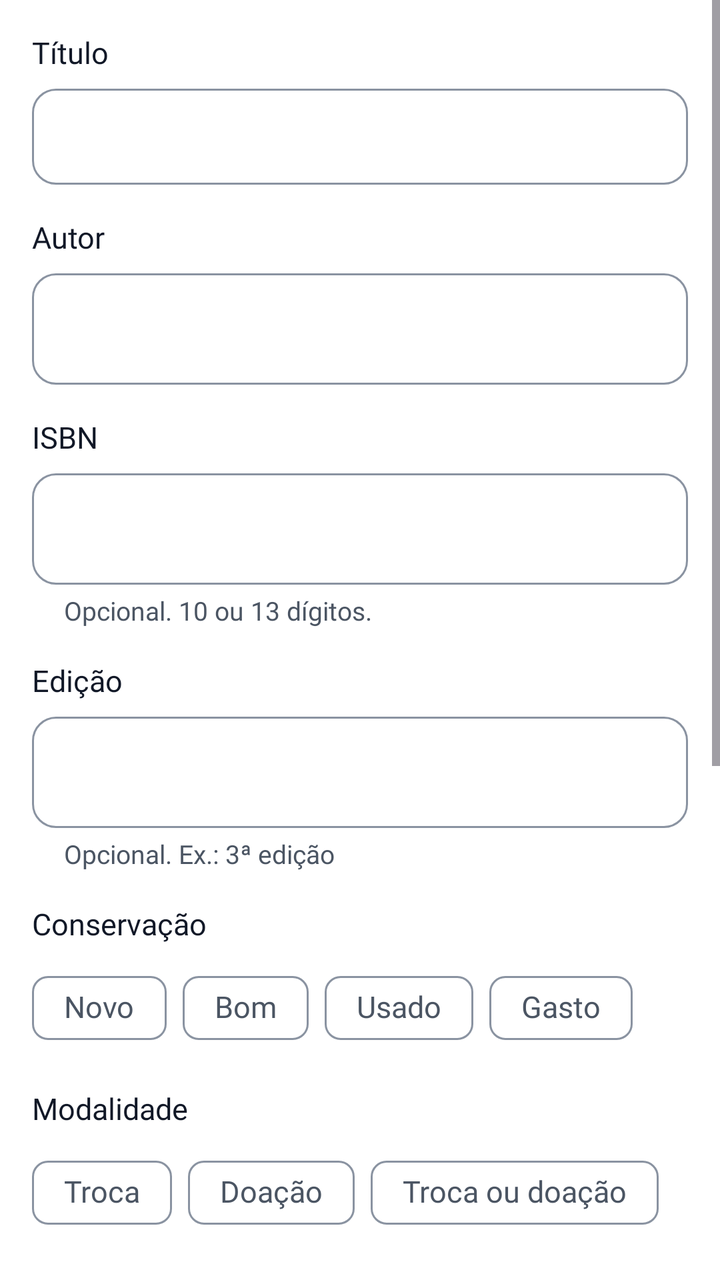
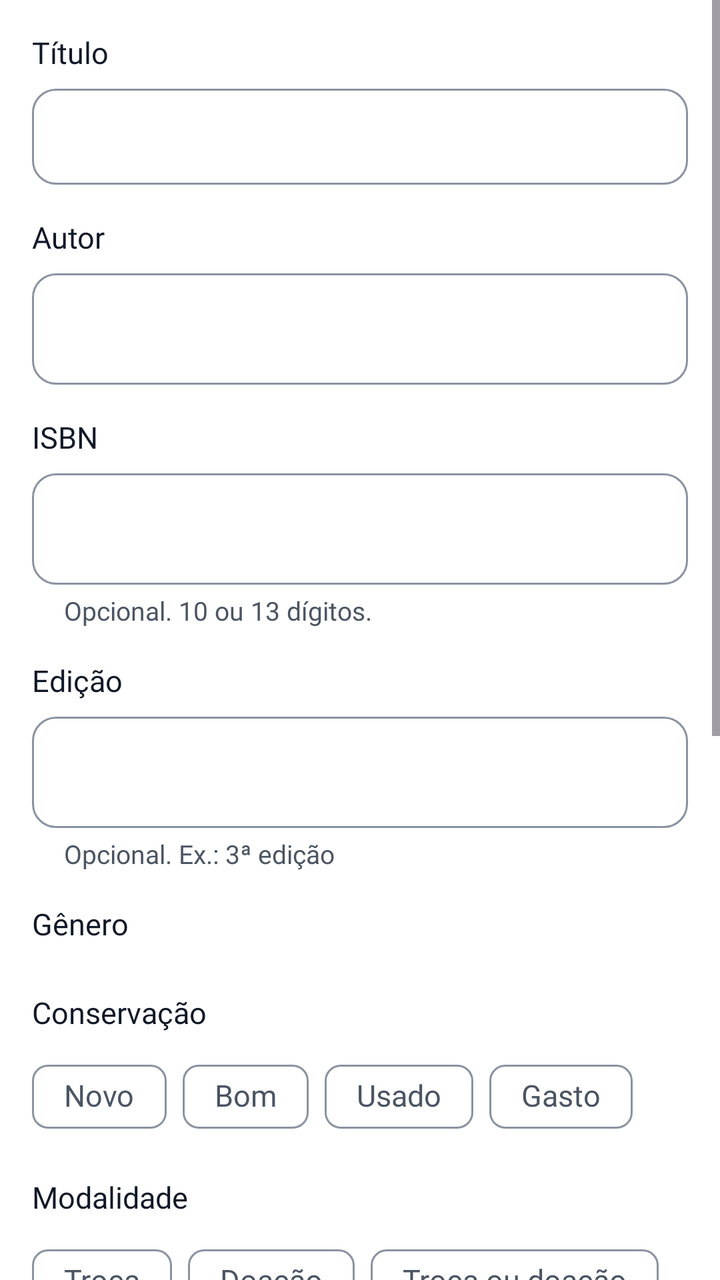

Compare the two renders of this Android layout. The source of the first and the diff that turns it into the second are given below.
<!-- AndroidManifest.xml: application theme Theme.LeiaUFMS -->
<!-- res/layout/fragment_new_listing.xml -->
<?xml version="1.0" encoding="utf-8"?>
<ScrollView xmlns:android="http://schemas.android.com/apk/res/android"
    xmlns:app="http://schemas.android.com/apk/res-auto"
    android:id="@+id/scroll"
    android:layout_width="match_parent"
    android:layout_height="match_parent"
    android:defaultFocusHighlightEnabled="false">

    <LinearLayout
        android:layout_width="match_parent"
        android:layout_height="wrap_content"
        android:orientation="vertical"
        android:paddingStart="@dimen/screen_margin"
        android:paddingEnd="@dimen/screen_margin"
        android:paddingBottom="@dimen/space_xl">

        <TextView
            android:id="@+id/label_title"
            style="@style/Widget.Leia.FieldLabel"
            android:labelFor="@id/input_title"
            android:text="@string/label_title" />

        <com.google.android.material.textfield.TextInputLayout
            android:id="@+id/layout_title"
            style="@style/Widget.Leia.Field">

            <com.google.android.material.textfield.MaterialAutoCompleteTextView
                android:id="@+id/input_title"
                style="@style/Widget.Leia.FieldInput"
                android:importantForAutofill="no"
                android:imeOptions="actionNext"
                android:completionThreshold="2"
                android:inputType="textCapSentences"
                android:paddingStart="@dimen/space_m"
                android:paddingEnd="@dimen/space_m"
                android:maxLength="150" />
        </com.google.android.material.textfield.TextInputLayout>

        <TextView
            android:id="@+id/label_author"
            style="@style/Widget.Leia.FieldLabel"
            android:labelFor="@id/input_author"
            android:text="@string/label_author" />

        <com.google.android.material.textfield.TextInputLayout
            android:id="@+id/layout_author"
            style="@style/Widget.Leia.Field">

            <com.google.android.material.textfield.TextInputEditText
                android:id="@+id/input_author"
                style="@style/Widget.Leia.FieldInput"
                android:importantForAutofill="no"
                android:imeOptions="actionNext"
                android:inputType="textCapWords|textPersonName"
                android:maxLength="120" />
        </com.google.android.material.textfield.TextInputLayout>

        <TextView
            android:id="@+id/label_isbn"
            style="@style/Widget.Leia.FieldLabel"
            android:labelFor="@id/input_isbn"
            android:text="@string/label_isbn" />

        <com.google.android.material.textfield.TextInputLayout
            android:id="@+id/layout_isbn"
            style="@style/Widget.Leia.Field"
            app:helperText="@string/helper_isbn">

            <com.google.android.material.textfield.TextInputEditText
                android:id="@+id/input_isbn"
                style="@style/Widget.Leia.FieldInput"
                android:importantForAutofill="no"
                android:imeOptions="actionNext"
                android:inputType="text|textNoSuggestions"
                android:maxLength="20" />
        </com.google.android.material.textfield.TextInputLayout>

        <TextView
            android:id="@+id/label_edition"
            style="@style/Widget.Leia.FieldLabel"
            android:labelFor="@id/input_edition"
            android:text="@string/label_edition" />

        <com.google.android.material.textfield.TextInputLayout
            android:id="@+id/layout_edition"
            style="@style/Widget.Leia.Field"
            app:helperText="@string/helper_edition">

            <com.google.android.material.textfield.TextInputEditText
                android:id="@+id/input_edition"
                style="@style/Widget.Leia.FieldInput"
                android:importantForAutofill="no"
                android:imeOptions="actionDone"
                android:inputType="textCapSentences"
                android:maxLength="40" />
        </com.google.android.material.textfield.TextInputLayout>

        <TextView
            android:id="@+id/label_condition"
            style="@style/Widget.Leia.FieldLabel"
            android:text="@string/label_condition" />

        <com.google.android.material.chip.ChipGroup
            android:id="@+id/chips_condition"
            android:layout_width="match_parent"
            android:layout_height="wrap_content"
            app:singleSelection="true">

            <com.google.android.material.chip.Chip
                android:id="@+id/cond_new"
                android:layout_width="wrap_content"
                android:layout_height="wrap_content"
                android:text="@string/condition_new" />

            <com.google.android.material.chip.Chip
                android:id="@+id/cond_good"
                android:layout_width="wrap_content"
                android:layout_height="wrap_content"
                android:text="@string/condition_good" />

            <com.google.android.material.chip.Chip
                android:id="@+id/cond_used"
                android:layout_width="wrap_content"
                android:layout_height="wrap_content"
                android:text="@string/condition_used" />

            <com.google.android.material.chip.Chip
                android:id="@+id/cond_worn"
                android:layout_width="wrap_content"
                android:layout_height="wrap_content"
                android:text="@string/condition_worn" />
        </com.google.android.material.chip.ChipGroup>

        <TextView
            android:id="@+id/error_condition"
            style="@style/Widget.Leia.InlineError" />

        <TextView
            android:id="@+id/label_modality"
            style="@style/Widget.Leia.FieldLabel"
            android:text="@string/label_modality" />

        <com.google.android.material.chip.ChipGroup
            android:id="@+id/chips_modality"
            android:layout_width="match_parent"
            android:layout_height="wrap_content"
            app:singleSelection="true">

            <com.google.android.material.chip.Chip
                android:id="@+id/mod_trade"
                android:layout_width="wrap_content"
                android:layout_height="wrap_content"
                android:text="@string/modality_trade" />

            <com.google.android.material.chip.Chip
                android:id="@+id/mod_donation"
                android:layout_width="wrap_content"
                android:layout_height="wrap_content"
                android:text="@string/modality_donation" />

            <com.google.android.material.chip.Chip
                android:id="@+id/mod_both"
                android:layout_width="wrap_content"
                android:layout_height="wrap_content"
                android:text="@string/modality_both" />
        </com.google.android.material.chip.ChipGroup>

        <TextView
            android:id="@+id/error_modality"
            style="@style/Widget.Leia.InlineError" />

        <TextView
            style="@style/Widget.Leia.FieldLabel"
            android:text="@string/label_listing_photo" />

        <LinearLayout
            android:layout_width="match_parent"
            android:layout_height="wrap_content"
            android:gravity="center_vertical"
            android:orientation="horizontal">

            <include
                android:id="@+id/cover"
                layout="@layout/view_cover" />

            <com.google.android.material.button.MaterialButton
                android:id="@+id/button_photo"
                style="?attr/materialButtonOutlinedStyle"
                android:layout_width="wrap_content"
                android:layout_height="wrap_content"
                android:layout_marginStart="@dimen/space_m"
                android:text="@string/action_add_photo"
                app:icon="@drawable/ic_camera" />
        </LinearLayout>

        <TextView
            style="@style/Widget.Leia.FieldLabel"
            android:text="@string/label_location" />

        <RadioGroup
            android:id="@+id/radio_location"
            android:layout_width="match_parent"
            android:layout_height="wrap_content"
            android:checkedButton="@id/loc_none">

            <com.google.android.material.radiobutton.MaterialRadioButton
                android:id="@+id/loc_current"
                android:layout_width="match_parent"
                android:layout_height="wrap_content"
                android:minHeight="@dimen/touch_target"
                android:text="@string/location_option_current"
                android:textAppearance="@style/TextAppearance.Leia.Body" />

            <com.google.android.material.radiobutton.MaterialRadioButton
                android:id="@+id/loc_point"
                android:layout_width="match_parent"
                android:layout_height="wrap_content"
                android:minHeight="@dimen/touch_target"
                android:text="@string/location_option_point"
                android:textAppearance="@style/TextAppearance.Leia.Body" />

            <com.google.android.material.radiobutton.MaterialRadioButton
                android:id="@+id/loc_none"
                android:layout_width="match_parent"
                android:layout_height="wrap_content"
                android:minHeight="@dimen/touch_target"
                android:text="@string/location_option_none"
                android:textAppearance="@style/TextAppearance.Leia.Body" />
        </RadioGroup>

        <TextView
            android:id="@+id/location_status"
            android:layout_width="match_parent"
            android:layout_height="wrap_content"
            android:accessibilityLiveRegion="polite"
            android:textAppearance="@style/TextAppearance.Leia.BodySmall"
            android:textColor="@color/leia_on_surface_variant"
            android:visibility="gone" />

        <com.google.android.material.textfield.TextInputLayout
            android:id="@+id/layout_point"
            style="@style/Widget.Material3.TextInputLayout.OutlinedBox.ExposedDropdownMenu"
            android:layout_width="match_parent"
            android:layout_height="wrap_content"
            android:layout_marginTop="@dimen/space_xs"
            android:hint="@string/label_choose_point"
            android:visibility="gone">

            <com.google.android.material.textfield.MaterialAutoCompleteTextView
                android:id="@+id/input_point"
                android:layout_width="match_parent"
                android:layout_height="wrap_content"
                android:inputType="none"
                android:minHeight="@dimen/touch_target"
                android:textAppearance="@style/TextAppearance.Leia.Body" />
        </com.google.android.material.textfield.TextInputLayout>

        <com.google.android.material.button.MaterialButton
            android:id="@+id/button_publish"
            android:layout_width="match_parent"
            android:layout_height="wrap_content"
            android:layout_marginTop="@dimen/space_l"
            android:text="@string/action_publish" />

        <com.google.android.material.progressindicator.LinearProgressIndicator
            android:id="@+id/progress"
            android:layout_width="match_parent"
            android:layout_height="wrap_content"
            android:layout_marginTop="@dimen/space_xs"
            android:indeterminate="true"
            android:visibility="invisible" />
    </LinearLayout>
</ScrollView>
<!-- res/layout/view_cover.xml (included above) -->
<?xml version="1.0" encoding="utf-8"?>
<FrameLayout xmlns:android="http://schemas.android.com/apk/res/android"
    xmlns:app="http://schemas.android.com/apk/res-auto"
    android:id="@+id/cover"
    android:layout_width="@dimen/cover_width"
    android:layout_height="@dimen/cover_height"
    android:importantForAccessibility="noHideDescendants">

    <com.google.android.material.imageview.ShapeableImageView
        android:id="@+id/cover_image"
        android:layout_width="match_parent"
        android:layout_height="match_parent"
        android:background="@color/leia_primary_container"
        android:scaleType="centerCrop"
        app:shapeAppearanceOverlay="@style/ShapeAppearance.Leia.Small" />

    <TextView
        android:id="@+id/cover_text"
        android:layout_width="match_parent"
        android:layout_height="match_parent"
        android:gravity="center"
        android:padding="@dimen/space_xxs"
        android:textAppearance="@style/TextAppearance.Leia.BookTitle"
        android:textColor="@color/leia_on_primary_container" />
</FrameLayout>
<!-- resources referenced by this layout -->
<resources>
  <color name="leia_on_primary_container">#0D2A4D</color>
  <color name="leia_on_surface_variant">#4B5563</color>
  <color name="leia_primary_container">#E3ECF8</color>
  <dimen name="cover_height">96dp</dimen>
  <dimen name="cover_width">64dp</dimen>
  <dimen name="screen_margin">16dp</dimen>
  <dimen name="space_l">24dp</dimen>
  <dimen name="space_m">16dp</dimen>
  <dimen name="space_xl">32dp</dimen>
  <dimen name="space_xs">8dp</dimen>
  <dimen name="space_xxs">4dp</dimen>
  <dimen name="touch_target">48dp</dimen>
  <string name="action_add_photo">Adicionar foto</string>
  <string name="action_publish">Publicar</string>
  <string name="condition_good">Bom</string>
  <string name="condition_new">Novo</string>
  <string name="condition_used">Usado</string>
  <string name="condition_worn">Gasto</string>
  <string name="helper_edition">Opcional. Ex.: 3ª edição</string>
  <string name="helper_isbn">Opcional. 10 ou 13 dígitos.</string>
  <string name="label_author">Autor</string>
  <string name="label_choose_point">Escolha o ponto seguro</string>
  <string name="label_condition">Conservação</string>
  <string name="label_edition">Edição</string>
  <string name="label_isbn">ISBN</string>
  <string name="label_listing_photo">Foto do exemplar</string>
  <string name="label_location">Local</string>
  <string name="label_modality">Modalidade</string>
  <string name="label_title">Título</string>
  <string name="location_option_current">Minha localização agora</string>
  <string name="location_option_none">Sem local</string>
  <string name="location_option_point">Um ponto seguro</string>
  <string name="modality_both">Troca ou doação</string>
  <string name="modality_donation">Doação</string>
  <string name="modality_trade">Troca</string>
  <style name="ShapeAppearance.Leia.Small" parent="ShapeAppearance.Material3.Corner.Small">
          <item name="cornerFamily">rounded</item>
          <item name="cornerSize">@dimen/radius_s</item>
      </style>
  <style name="Theme.LeiaUFMS" parent="Base.Theme.LeiaUFMS" />
  <dimen name="radius_s">8dp</dimen>
  <color name="leia_on_background">#111827</color>
  <color name="leia_error">#B42318</color>
  <color name="leia_primary">#1B4F8F</color>
  <color name="leia_on_primary">#FFFFFF</color>
  <color name="leia_tertiary">#8A5A12</color>
  <color name="leia_on_tertiary">#FFFFFF</color>
  <color name="leia_tertiary_container">#FDF0D5</color>
  <color name="leia_on_tertiary_container">#3D2A08</color>
  <color name="leia_on_error">#FFFFFF</color>
  <color name="leia_error_container">#FDE3E1</color>
  <color name="leia_on_error_container">#5A0E09</color>
  <color name="leia_background">#FFFFFF</color>
  <color name="leia_surface_container">#F4F6FA</color>
  <color name="leia_surface">#FFFFFF</color>
  <color name="leia_outline">#8A93A1</color>
  <color name="leia_inverse_primary">#8DB8F2</color>
  <color name="leia_outline_variant">#E5E7EB</color>
  <style name="ShapeAppearance.Leia.Medium" parent="ShapeAppearance.Material3.Corner.Medium">
          <item name="cornerFamily">rounded</item>
          <item name="cornerSize">@dimen/radius_m</item>
      </style>
  <style name="ShapeAppearance.Leia.Large" parent="ShapeAppearance.Material3.Corner.Large">
          <item name="cornerFamily">rounded</item>
          <item name="cornerSize">@dimen/radius_l</item>
      </style>
  <style name="Widget.Leia.Chip" parent="Widget.Material3.Chip.Filter">
          <item name="chipMinTouchTargetSize">@dimen/touch_target</item>
      </style>
  <dimen name="radius_m">12dp</dimen>
  <dimen name="radius_l">16dp</dimen>
  <dimen name="button_height">52dp</dimen>
  <dimen name="radius_button">12dp</dimen>
  <dimen name="elevation_card">2dp</dimen>
  <style name="TextAppearance.Leia.NavInactive" parent="TextAppearance.Leia.Label">
          <item name="android:textSize">12sp</item>
      </style>
  <dimen name="elevation_hero">6dp</dimen>
  <!-- unchanged entries left out for length: 26 -->
</resources>

<!-- the commit's change to res/layout/fragment_new_listing.xml (unified diff, before → after) -->
@@ -94,6 +94,16 @@
                 android:inputType="textCapSentences"
                 android:maxLength="40" />
         </com.google.android.material.textfield.TextInputLayout>
+
+        <TextView
+            style="@style/Widget.Leia.FieldLabel"
+            android:text="@string/label_genre" />
+
+        <com.google.android.material.chip.ChipGroup
+            android:id="@+id/chips_genre"
+            android:layout_width="match_parent"
+            android:layout_height="wrap_content"
+            app:singleSelection="true" />
 
         <TextView
             android:id="@+id/label_condition"
<!-- resource entries referenced after the edit -->
@@ -24,6 +24,7 @@
   <string name="label_choose_point">Escolha o ponto seguro</string>
   <string name="label_condition">Conservação</string>
   <string name="label_edition">Edição</string>
+  <string name="label_genre">Gênero</string>
   <string name="label_isbn">ISBN</string>
   <string name="label_listing_photo">Foto do exemplar</string>
   <string name="label_location">Local</string>
